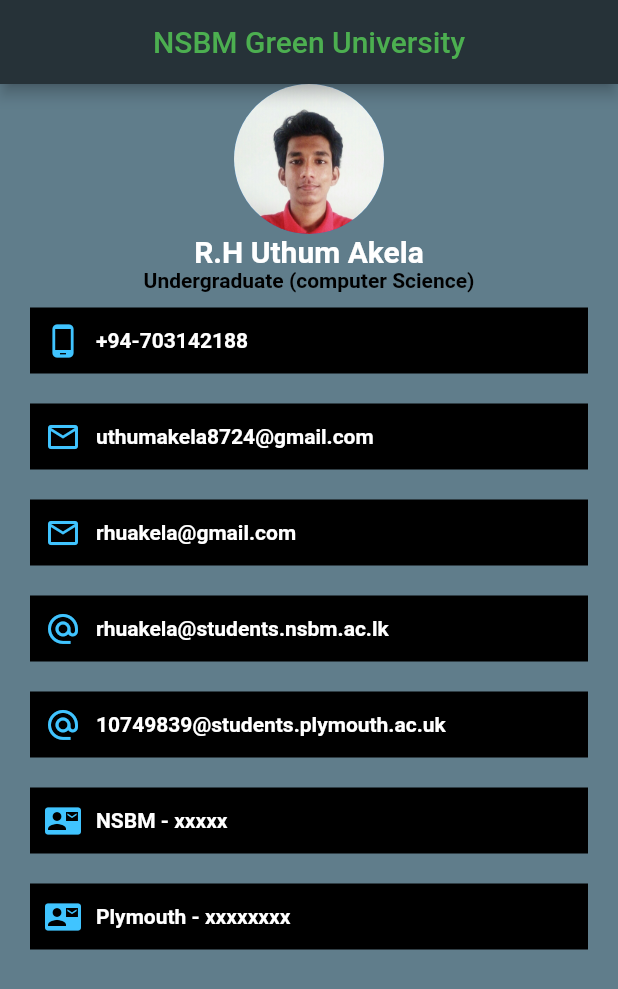
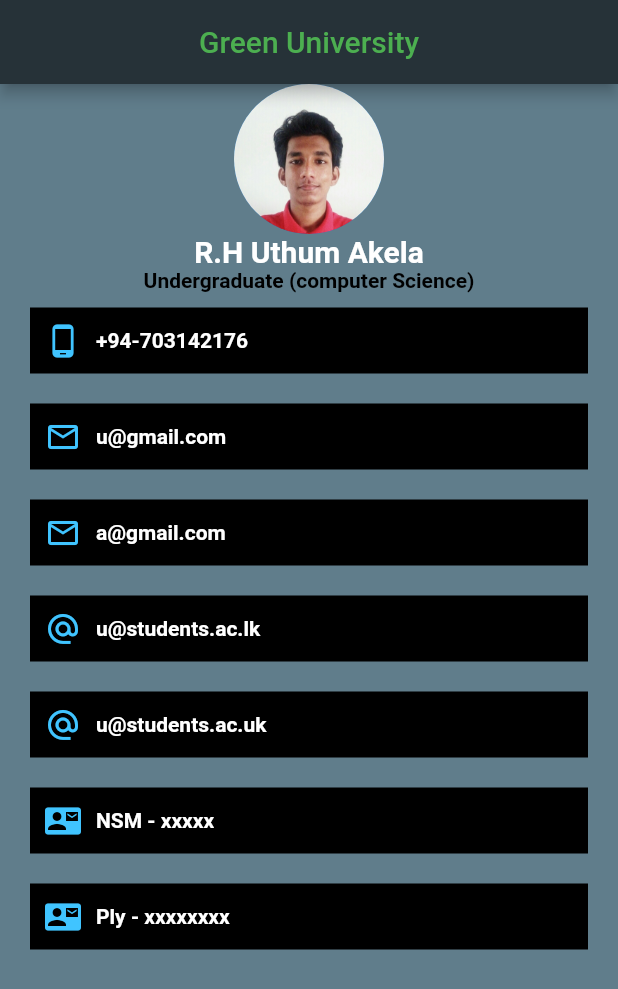
Before and after one commit to rhuakela/Personal-Profile, a Flutter app: the screen it shows after launch, on a phone screen of 412 x 824 dp. Shown: the top 989 px of the screen. Run offline on Flutter 3.47's test engine with Material 2 defaults, Android fonts, the phone set to English and light mode, and no system bars.

Commit message:
Update main.dart

```diff
--- a/lib/main.dart
+++ b/lib/main.dart
@@ -9,7 +9,7 @@ void main() {
         appBar: AppBar(
           centerTitle: true,
           title: Text(
-              'NSBM Green University',
+              'Green University',
             style: TextStyle(
               color: Colors.green,
             ),
@@ -51,7 +51,7 @@ void main() {
                    SizedBox(
                      width: 10.0,
                    ),
-                   Text('+94-703142188',
+                   Text('+94-703142176',
                      style: TextStyle(
                        color: Colors.white,
                        fontWeight: FontWeight.bold,
@@ -72,7 +72,7 @@ void main() {
                     SizedBox(
                       width: 10.0,
                     ),
-                    Text('uthumakela8724@gmail.com',
+                    Text('u@gmail.com',
                       style: TextStyle(
                         color: Colors.white,
                         fontWeight: FontWeight.bold,
@@ -94,7 +94,7 @@ void main() {
                     SizedBox(
                       width: 10.0,
                     ),
-                    Text('rhuakela@gmail.com',
+                    Text('a@gmail.com',
                       style: TextStyle(
                         color: Colors.white,
                         fontWeight: FontWeight.bold,
@@ -116,7 +116,7 @@ void main() {
                     SizedBox(
                       width: 10.0,
                     ),
-                    Text('rhuakela@students.nsbm.ac.lk',
+                    Text('u@students.ac.lk',
                       style: TextStyle(
                         color: Colors.white,
                         fontWeight: FontWeight.bold,
@@ -138,7 +138,7 @@ void main() {
                     SizedBox(
                       width: 10.0,
                     ),
-                    Text('10749839@students.plymouth.ac.uk',
+                    Text('u@students.ac.uk',
                       style: TextStyle(
                         color: Colors.white,
                         fontWeight: FontWeight.bold,
@@ -160,7 +160,7 @@ void main() {
                     SizedBox(
                       width: 10.0,
                     ),
-                    Text('NSBM - xxxxx',
+                    Text('NSM - xxxxx',
                       style: TextStyle(
                         color: Colors.white,
                         fontWeight: FontWeight.bold,
@@ -182,7 +182,7 @@ void main() {
                     SizedBox(
                       width: 10.0,
                     ),
-                    Text('Plymouth - xxxxxxxx',
+                    Text('Ply - xxxxxxxx',
                       style: TextStyle(
                         color: Colors.white,
                         fontWeight: FontWeight.bold,
```
